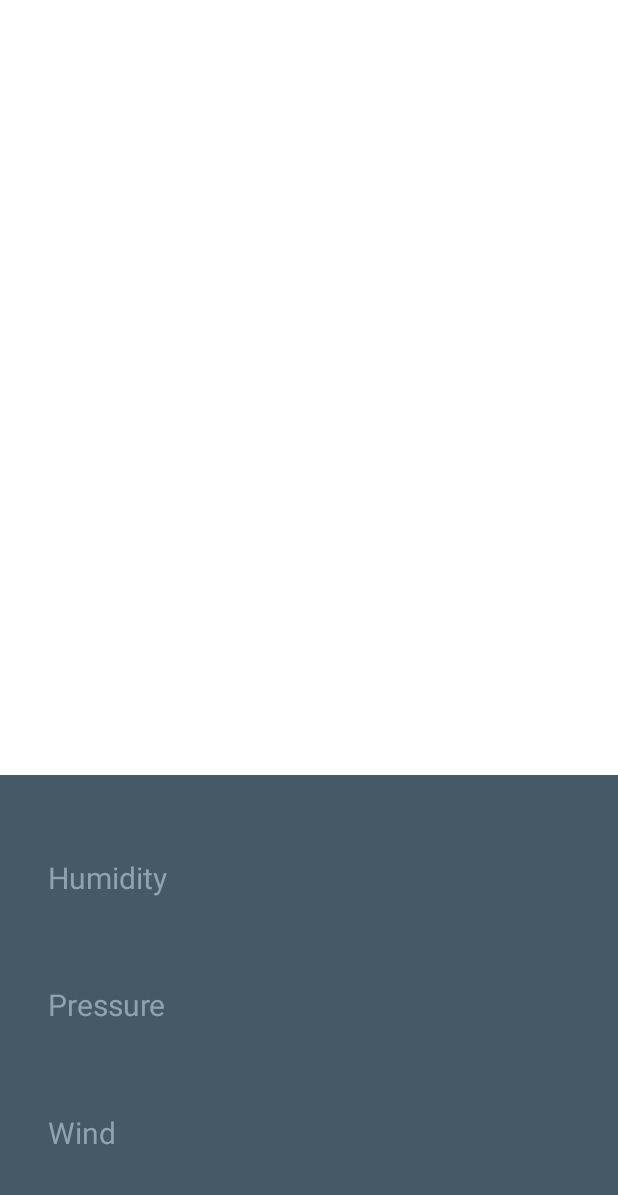
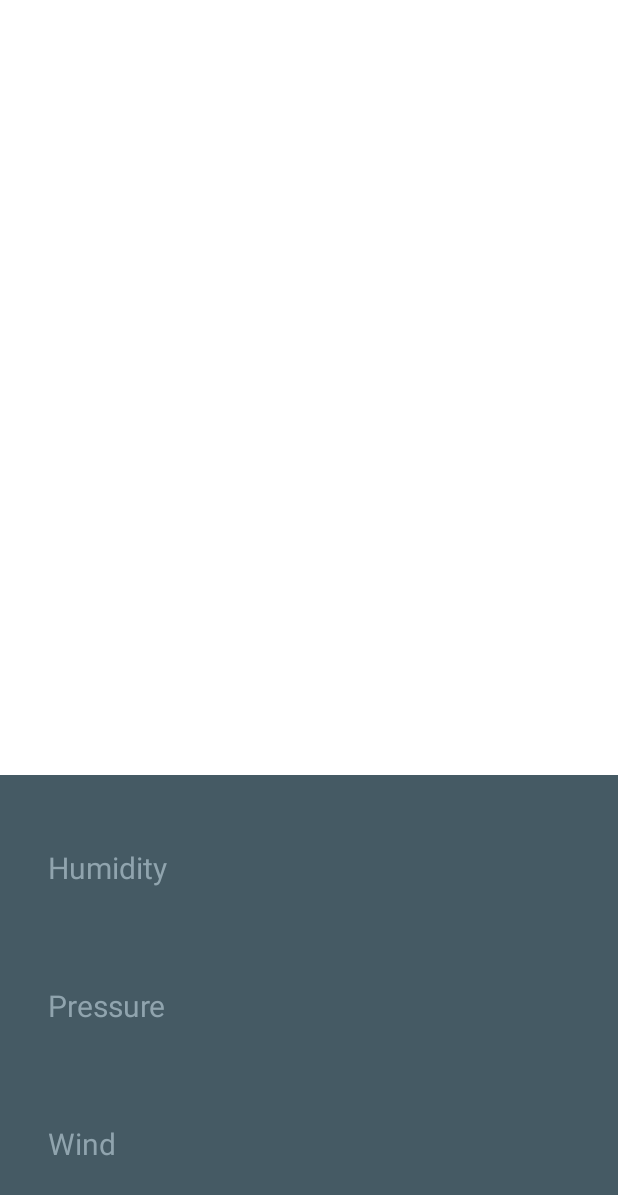
Before and after one commit to zacharytamas/android-sunshine, an Android app: the DetailFragment screen opened directly, with no data from a screen before it, on a phone screen of 412 x 824 dp. Shown: the top 1195 px of the screen. Run offline under Robolectric (Android 15) with nearby library versions, the phone set to English and light mode, and no system bars; pictures from the network do not load; 1 statement that could not run was skipped.

Commit message:
This is the teacher's solution.
I'm just making us match because this class is hard enough to follow as it is, let alone when your code doesn't match his.

```diff
--- a/app/src/main/res/layout/fragment_detail.xml
+++ b/app/src/main/res/layout/fragment_detail.xml
@@ -1,6 +1,7 @@
 <!-- Master layout. -->
 <LinearLayout xmlns:android="http://schemas.android.com/apk/res/android"
     xmlns:tools="http://schemas.android.com/tools"
+    xmlns:app="http://schemas.android.com/apk/res-auto"
     android:layout_width="match_parent"
     android:layout_height="match_parent"
     android:orientation="vertical">
@@ -17,106 +18,75 @@
         android:layout_weight="3"/>
 
     <android.support.v7.widget.GridLayout
-        xmlns:app="http://schemas.android.com/apk/res-auto"
-        xmlns:tools="http://schemas.android.com/tools"
+        android:id="@+id/detail_additional_pane"
         android:layout_width="match_parent"
         android:layout_height="0dp"
         android:layout_weight="2"
+        app:columnCount="2"
         android:background="@color/detail_accent_pane_background"
-        app:columnCount="2">
-
-        <android.support.v7.widget.Space
-            app:layout_columnSpan="2"
-            app:layout_columnWeight="1"
-            app:layout_rowWeight="1" />
+        android:paddingBottom="@dimen/abc_list_item_padding_horizontal_material"
+        android:paddingTop="@dimen/abc_list_item_padding_horizontal_material"
+        android:paddingLeft="@dimen/forecast_detail_horizontal_padding"
+        android:paddingStart="@dimen/forecast_detail_horizontal_padding"
+        android:paddingRight="@dimen/forecast_detail_horizontal_padding"
+        android:paddingEnd="@dimen/forecast_detail_horizontal_padding">
 
         <TextView
             android:id="@+id/detail_humidity_label_textview"
-            android:layout_width="wrap_content"
             android:layout_height="wrap_content"
             android:fontFamily="sans-serif"
-            android:paddingLeft="@dimen/forecast_detail_horizontal_padding"
             android:gravity="center_vertical"
             android:text="@string/humidity"
             android:textAppearance="@style/TextAppearance.AppCompat.Title"
             android:textColor="@color/detail_accent_label"
             app:layout_columnWeight="1"
-            app:layout_rowWeight="2"/>
+            app:layout_gravity="fill"
+            app:layout_rowWeight="1" />
 
         <TextView
-            android:layout_height="wrap_content"
-            android:layout_width="wrap_content"
-            android:paddingEnd="@dimen/forecast_detail_horizontal_padding"
-            android:paddingRight="@dimen/forecast_detail_horizontal_padding"
             android:id="@+id/detail_humidity_textview"
             android:gravity="center_vertical"
+            tools:text="38%"
             android:textAppearance="@style/TextAppearance.AppCompat.Headline"
             android:textColor="@android:color/white"
-            tools:text="38%"
-            app:layout_columnWeight="1"
-            app:layout_rowWeight="2"/>
-
+            app:layout_gravity="fill"/>
 
         <TextView
-            android:layout_width="wrap_content"
-            android:layout_height="wrap_content"
-            android:paddingLeft="@dimen/forecast_detail_horizontal_padding"
             android:id="@+id/detail_pressure_label_textview"
             android:fontFamily="sans-serif"
             android:gravity="center_vertical"
             android:text="@string/pressure"
             android:textAppearance="@style/TextAppearance.AppCompat.Title"
             android:textColor="@color/detail_accent_label"
-            app:layout_columnWeight="1"
-            app:layout_rowWeight="2"/>
+            app:layout_gravity="fill"
+            app:layout_rowWeight="1"/>
 
         <TextView
-            android:layout_width="wrap_content"
-            android:layout_height="wrap_content"
             android:id="@+id/detail_pressure_textview"
             android:gravity="center_vertical"
+            tools:text="995 hPa"
             android:textAppearance="@style/TextAppearance.AppCompat.Headline"
             android:textColor="@android:color/white"
-            tools:text="995 hPa"
-            app:layout_columnWeight="1"
-            app:layout_rowWeight="2"/>
-
+            app:layout_gravity="fill"/>
 
         <TextView
-            android:layout_width="wrap_content"
-            android:layout_height="wrap_content"
-            android:paddingLeft="@dimen/forecast_detail_horizontal_padding"
             android:id="@+id/detail_wind_label_textview"
             android:fontFamily="sans-serif"
             android:gravity="center_vertical"
             android:text="@string/wind"
             android:textColor="@color/detail_accent_label"
-            android:textAppearance="@style/TextAppearance.AppCompat.Title"
-            app:layout_columnWeight="1"
-            app:layout_rowWeight="2"/>
+            android:textSize="20sp"
+            app:layout_gravity="fill"
+            app:layout_rowWeight="1" />
+
 
         <TextView
-            android:layout_width="wrap_content"
-            android:layout_height="wrap_content"
             android:id="@+id/detail_wind_textview"
             android:gravity="center_vertical"
+            tools:text="4km/h NW"
             android:textAppearance="@style/TextAppearance.AppCompat.Headline"
             android:textColor="@android:color/white"
-            tools:text="4km/h NW"
-            app:layout_columnWeight="1"
-            app:layout_rowWeight="2"/>
-
-        <android.support.v7.widget.Space
-            app:layout_columnSpan="2"
-            app:layout_columnWeight="1"
-            app:layout_rowWeight="1" />
-
+            app:layout_gravity="fill" />
     </android.support.v7.widget.GridLayout>
 
-
-    <ImageSwitcher
-        android:layout_width="wrap_content"
-        android:layout_height="wrap_content"
-        android:id="@+id/imageSwitcher"
-        android:layout_gravity="right" />
 </LinearLayout>
```
